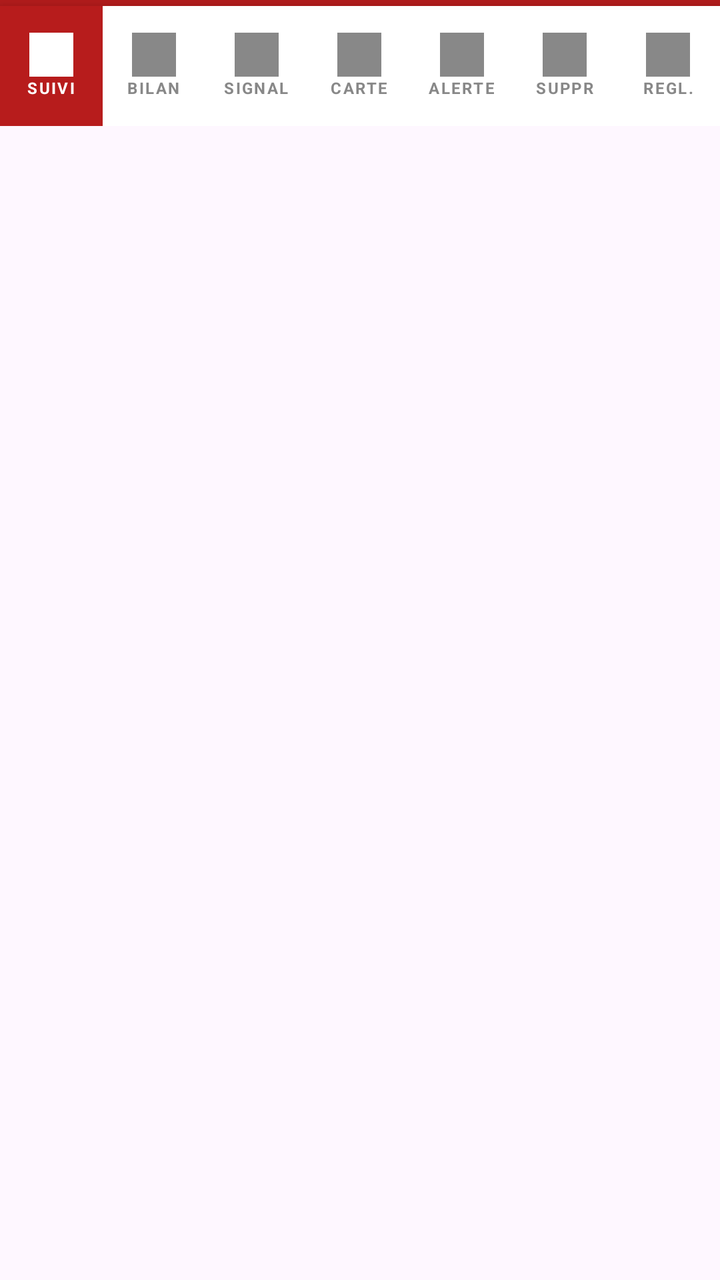
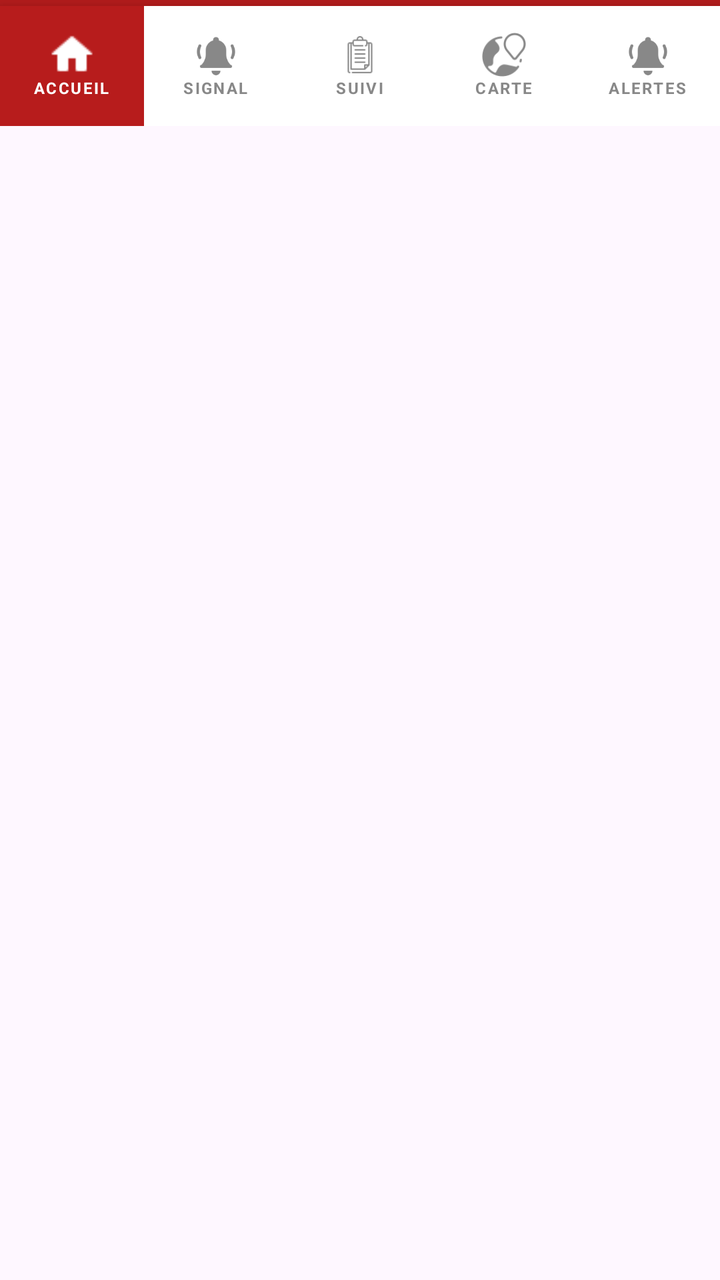

Before-and-after screenshots of an Android layout around one commit, followed by the original layout XML and the change that was made.
<!-- AndroidManifest.xml: application theme Theme.MyApplication -->
<!-- res/layout/fragment_menu.xml -->
<?xml version="1.0" encoding="utf-8"?>
<FrameLayout xmlns:android="http://schemas.android.com/apk/res/android"
    xmlns:app="http://schemas.android.com/apk/res-auto"
    xmlns:tools="http://schemas.android.com/tools"
    android:layout_width="match_parent"
    android:layout_height="match_parent"
    tools:context=".menu.MenuFragment">

    <LinearLayout
        android:layout_width="match_parent"
        android:layout_height="wrap_content"
        android:orientation="vertical">

        
        <View
            android:layout_width="match_parent"
            android:layout_height="3dp"
            android:background="#B71C1C" />

        
        <LinearLayout
            android:layout_width="match_parent"
            android:layout_height="60dp"
            android:orientation="horizontal"
            android:background="#FFFFFF"
            android:elevation="8dp">

            
            <LinearLayout
                android:id="@+id/cmp0"
                android:layout_width="0dp"
                android:layout_height="match_parent"
                android:layout_weight="1"
                android:orientation="vertical"
                android:gravity="center"
                android:background="#B71C1C"
                android:padding="6dp">

                <ImageView
                    android:id="@+id/menu_component_0"
                    android:layout_width="22dp"
                    android:layout_height="22dp"
                    android:src="@drawable/menu0"
                    app:tint="#FFFFFF" />

                <TextView
                    android:layout_width="wrap_content"
                    android:layout_height="wrap_content"
                    android:text="SUIVI"
                    android:textColor="#FFFFFF"
                    android:textSize="8sp"
                    android:textStyle="bold"
                    android:letterSpacing="0.1" />
            </LinearLayout>

            
            <LinearLayout
                android:id="@+id/cmp1"
                android:layout_width="0dp"
                android:layout_height="match_parent"
                android:layout_weight="1"
                android:orientation="vertical"
                android:gravity="center"
                android:padding="6dp">

                <ImageView
                    android:id="@+id/menu_component_1"
                    android:layout_width="22dp"
                    android:layout_height="22dp"
                    android:src="@drawable/menu1"
                    app:tint="#888888" />

                <TextView
                    android:layout_width="wrap_content"
                    android:layout_height="wrap_content"
                    android:text="BILAN"
                    android:textColor="#888888"
                    android:textSize="8sp"
                    android:textStyle="bold"
                    android:letterSpacing="0.1" />
            </LinearLayout>

            
            <LinearLayout
                android:id="@+id/cmp2"
                android:layout_width="0dp"
                android:layout_height="match_parent"
                android:layout_weight="1"
                android:orientation="vertical"
                android:gravity="center"
                android:padding="6dp">

                <ImageView
                    android:id="@+id/menu_component_2"
                    android:layout_width="22dp"
                    android:layout_height="22dp"
                    android:src="@drawable/menu2"
                    app:tint="#888888" />

                <TextView
                    android:layout_width="wrap_content"
                    android:layout_height="wrap_content"
                    android:text="SIGNAL"
                    android:textColor="#888888"
                    android:textSize="8sp"
                    android:textStyle="bold"
                    android:letterSpacing="0.1" />
            </LinearLayout>

            
            <LinearLayout
                android:id="@+id/cmp3"
                android:layout_width="0dp"
                android:layout_height="match_parent"
                android:layout_weight="1"
                android:orientation="vertical"
                android:gravity="center"
                android:padding="6dp">

                <ImageView
                    android:id="@+id/menu_component_3"
                    android:layout_width="22dp"
                    android:layout_height="22dp"
                    android:src="@drawable/menu3"
                    app:tint="#888888" />

                <TextView
                    android:layout_width="wrap_content"
                    android:layout_height="wrap_content"
                    android:text="CARTE"
                    android:textColor="#888888"
                    android:textSize="8sp"
                    android:textStyle="bold"
                    android:letterSpacing="0.1" />
            </LinearLayout>

            
            <LinearLayout
                android:id="@+id/cmp4"
                android:layout_width="0dp"
                android:layout_height="match_parent"
                android:layout_weight="1"
                android:orientation="vertical"
                android:gravity="center"
                android:padding="6dp">

                <ImageView
                    android:id="@+id/menu_component_4"
                    android:layout_width="22dp"
                    android:layout_height="22dp"
                    android:src="@drawable/menu4"
                    app:tint="#888888" />

                <TextView
                    android:layout_width="wrap_content"
                    android:layout_height="wrap_content"
                    android:text="ALERTE"
                    android:textColor="#888888"
                    android:textSize="8sp"
                    android:textStyle="bold"
                    android:letterSpacing="0.1" />
            </LinearLayout>

            
            <LinearLayout
                android:id="@+id/cmp5"
                android:layout_width="0dp"
                android:layout_height="match_parent"
                android:layout_weight="1"
                android:orientation="vertical"
                android:gravity="center"
                android:padding="6dp">

                <ImageView
                    android:id="@+id/menu_component_5"
                    android:layout_width="22dp"
                    android:layout_height="22dp"
                    android:src="@drawable/menu5"
                    app:tint="#888888" />

                <TextView
                    android:layout_width="wrap_content"
                    android:layout_height="wrap_content"
                    android:text="SUPPR"
                    android:textColor="#888888"
                    android:textSize="8sp"
                    android:textStyle="bold"
                    android:letterSpacing="0.1" />
            </LinearLayout>

            
            <LinearLayout
                android:id="@+id/cmp6"
                android:layout_width="0dp"
                android:layout_height="match_parent"
                android:layout_weight="1"
                android:orientation="vertical"
                android:gravity="center"
                android:padding="6dp">

                <ImageView
                    android:id="@+id/menu_component_6"
                    android:layout_width="22dp"
                    android:layout_height="22dp"
                    android:src="@drawable/menu6"
                    app:tint="#888888" />

                <TextView
                    android:layout_width="wrap_content"
                    android:layout_height="wrap_content"
                    android:text="REGL."
                    android:textColor="#888888"
                    android:textSize="8sp"
                    android:textStyle="bold"
                    android:letterSpacing="0.1" />
            </LinearLayout>

        </LinearLayout>
    </LinearLayout>

</FrameLayout>
<!-- resources referenced by this layout -->
<resources>
  <!-- drawable menu0: png bitmap (drawable, 189126 bytes) -->
  <!-- drawable menu1: png bitmap (drawable, 45257 bytes) -->
  <!-- drawable menu2: png bitmap (drawable, 129251 bytes) -->
  <!-- drawable menu3: png bitmap (drawable, 157508 bytes) -->
  <!-- drawable menu4: png bitmap (drawable, 167564 bytes) -->
  <!-- drawable menu5: png bitmap (drawable, 151706 bytes) -->
  <!-- drawable menu6: png bitmap (drawable, 147141 bytes) -->
  <style name="Theme.MyApplication" parent="Base.Theme.MyApplication" />
  <style name="Base.Theme.MyApplication" parent="Theme.Material3.DayNight.NoActionBar">
          
          
      </style>
</resources>

<!-- the commit's change to res/layout/fragment_menu.xml (unified diff, before → after) -->
@@ -40,13 +40,13 @@
                     android:id="@+id/menu_component_0"
                     android:layout_width="22dp"
                     android:layout_height="22dp"
-                    android:src="@drawable/menu0"
+                    android:src="@drawable/ic_header_home"
                     app:tint="#FFFFFF" />
 
                 <TextView
                     android:layout_width="wrap_content"
                     android:layout_height="wrap_content"
-                    android:text="SUIVI"
+                    android:text="ACCUEIL"
                     android:textColor="#FFFFFF"
                     android:textSize="8sp"
                     android:textStyle="bold"
@@ -67,13 +67,13 @@
                     android:id="@+id/menu_component_1"
                     android:layout_width="22dp"
                     android:layout_height="22dp"
-                    android:src="@drawable/menu1"
+                    android:src="@drawable/ic_menu_alert"
                     app:tint="#888888" />
 
                 <TextView
                     android:layout_width="wrap_content"
                     android:layout_height="wrap_content"
-                    android:text="BILAN"
+                    android:text="SIGNAL"
                     android:textColor="#888888"
                     android:textSize="8sp"
                     android:textStyle="bold"
@@ -94,13 +94,13 @@
                     android:id="@+id/menu_component_2"
                     android:layout_width="22dp"
                     android:layout_height="22dp"
-                    android:src="@drawable/menu2"
+                    android:src="@drawable/ic_menu_clipboard"
                     app:tint="#888888" />
 
                 <TextView
                     android:layout_width="wrap_content"
                     android:layout_height="wrap_content"
-                    android:text="SIGNAL"
+                    android:text="SUIVI"
                     android:textColor="#888888"
                     android:textSize="8sp"
                     android:textStyle="bold"
@@ -121,7 +121,7 @@
                     android:id="@+id/menu_component_3"
                     android:layout_width="22dp"
                     android:layout_height="22dp"
-                    android:src="@drawable/menu3"
+                    android:src="@drawable/ic_menu_location"
                     app:tint="#888888" />
 
                 <TextView
@@ -148,67 +148,13 @@
                     android:id="@+id/menu_component_4"
                     android:layout_width="22dp"
                     android:layout_height="22dp"
-                    android:src="@drawable/menu4"
+                    android:src="@drawable/ic_menu_alert"
                     app:tint="#888888" />
 
                 <TextView
                     android:layout_width="wrap_content"
                     android:layout_height="wrap_content"
-                    android:text="ALERTE"
-                    android:textColor="#888888"
-                    android:textSize="8sp"
-                    android:textStyle="bold"
-                    android:letterSpacing="0.1" />
-            </LinearLayout>
-
-            
-            <LinearLayout
-                android:id="@+id/cmp5"
-                android:layout_width="0dp"
-                android:layout_height="match_parent"
-                android:layout_weight="1"
-                android:orientation="vertical"
-                android:gravity="center"
-                android:padding="6dp">
-
-                <ImageView
-                    android:id="@+id/menu_component_5"
-                    android:layout_width="22dp"
-                    android:layout_height="22dp"
-                    android:src="@drawable/menu5"
-                    app:tint="#888888" />
-
-                <TextView
-                    android:layout_width="wrap_content"
-                    android:layout_height="wrap_content"
-                    android:text="SUPPR"
-                    android:textColor="#888888"
-                    android:textSize="8sp"
-                    android:textStyle="bold"
-                    android:letterSpacing="0.1" />
-            </LinearLayout>
-
-            
-            <LinearLayout
-                android:id="@+id/cmp6"
-                android:layout_width="0dp"
-                android:layout_height="match_parent"
-                android:layout_weight="1"
-                android:orientation="vertical"
-                android:gravity="center"
-                android:padding="6dp">
-
-                <ImageView
-                    android:id="@+id/menu_component_6"
-                    android:layout_width="22dp"
-                    android:layout_height="22dp"
-                    android:src="@drawable/menu6"
-                    app:tint="#888888" />
-
-                <TextView
-                    android:layout_width="wrap_content"
-                    android:layout_height="wrap_content"
-                    android:text="REGL."
+                    android:text="ALERTES"
                     android:textColor="#888888"
                     android:textSize="8sp"
                     android:textStyle="bold"
<!-- resource entries referenced after the edit -->
@@ -1,16 +1,20 @@
 <!-- resources referenced by this layout -->
 <resources>
-  <!-- drawable menu0: png bitmap (drawable, 189126 bytes) -->
-  <!-- drawable menu1: png bitmap (drawable, 45257 bytes) -->
-  <!-- drawable menu2: png bitmap (drawable, 129251 bytes) -->
-  <!-- drawable menu3: png bitmap (drawable, 157508 bytes) -->
-  <!-- drawable menu4: png bitmap (drawable, 167564 bytes) -->
-  <!-- drawable menu5: png bitmap (drawable, 151706 bytes) -->
-  <!-- drawable menu6: png bitmap (drawable, 147141 bytes) -->
+  <!-- drawable ic_header_home: png bitmap (drawable, 323 bytes) -->
+  <!-- drawable ic_menu_alert: png bitmap (drawable, 1510 bytes) -->
+  <!-- drawable ic_menu_clipboard: png bitmap (drawable, 608 bytes) -->
+  <!-- drawable ic_menu_location: png bitmap (drawable, 2030 bytes) -->
   <style name="Theme.MyApplication" parent="Base.Theme.MyApplication" />
   <style name="Base.Theme.MyApplication" parent="Theme.Material3.DayNight.NoActionBar">
-          
-          
+          <item name="colorPrimary">@color/emergency_red</item>
+          <item name="colorPrimaryDark">@color/emergency_red_dark</item>
+          <item name="colorSecondary">@color/emergency_red</item>
+          <item name="colorAccent">@color/emergency_red</item>
+          <item name="android:statusBarColor">@color/emergency_red_dark</item>
+          <item name="android:navigationBarColor">@color/white</item>
       </style>
+  <color name="emergency_red">#B71C1C</color>
+  <color name="emergency_red_dark">#8E0000</color>
+  <color name="white">#FFFFFFFF</color>
 </resources>
 
